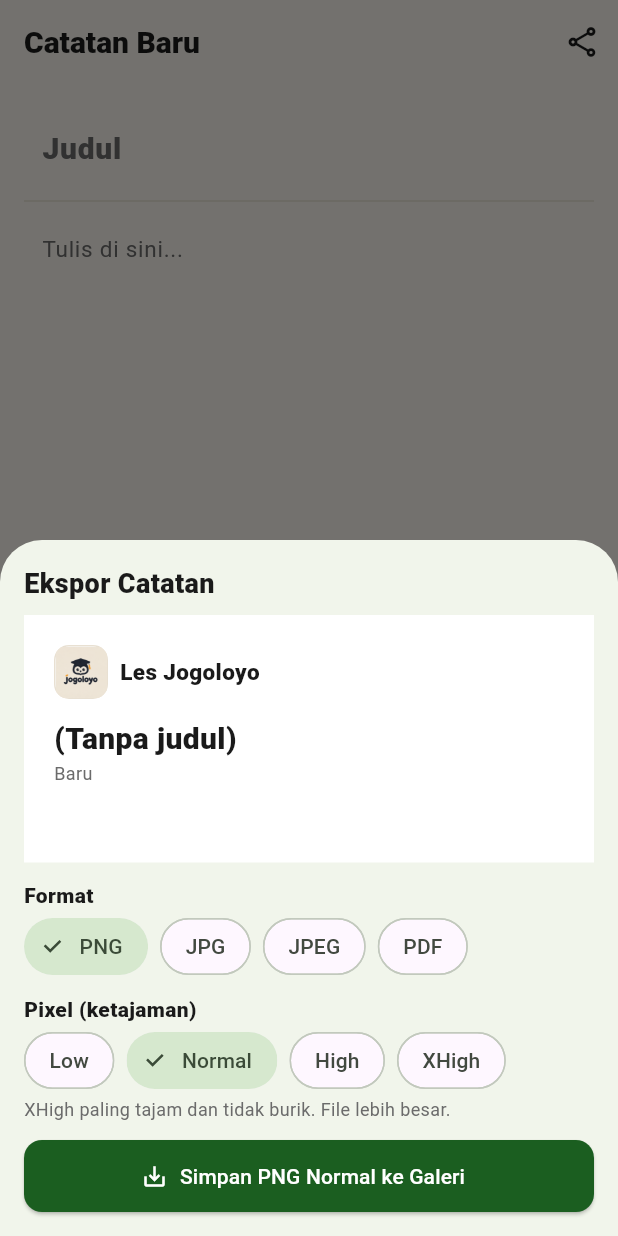
After one commit to dextryayers/jogoloyo, a Flutter app: the NoteEditorPage screen opened by its route, after a tap on the "share" icon, on a phone screen of 412 x 824 dp. The commit adds this screen. Run offline on Flutter 3.47's test engine with Material 3 defaults, Android fonts, the phone set to English and light mode, and no system bars; our stand-ins replace drift, flutter_riverpod, flutter_secure_storage, go_router, image_gallery_saver, image_picker and 3 more; accounts and stored records are empty; generated files the repository leaves out were written again.

Commit message:
feat: Implement audio level and vibration settings for alarms, enhance note export functionality, and update changelog

```diff
--- a/lib/features/home/home_tab.dart
+++ b/lib/features/home/home_tab.dart
@@ -147,7 +147,8 @@ class _State extends ConsumerState<HomeTab> with WidgetsBindingObserver {
                     final p = await SharedPreferences.getInstance();
                     await AlarmService().test('urgent',
                         sound: p.getString('default_sound') ?? 'suara1',
-                        loud: p.getBool('default_loud') ?? true);
+                        level: p.getInt('default_level') ?? 200,
+                        vibrate: p.getBool('default_vibrate') ?? true);
                   },
                 ),
                 _Shortcut(
--- a/lib/features/notes/note_editor_page.dart
+++ b/lib/features/notes/note_editor_page.dart
@@ -5,6 +5,7 @@ import 'package:flutter_riverpod/flutter_riverpod.dart';
 import 'package:go_router/go_router.dart';
 import '../../app/theme.dart';
 import '../../data/local/simple_store.dart';
+import 'note_export_sheet.dart';
 
 class NoteEditorPage extends ConsumerStatefulWidget {
   final String? noteId;
@@ -64,6 +65,19 @@ class _State extends ConsumerState<NoteEditorPage> {
       appBar: AppBar(
         title: Text(widget.noteId == null ? 'Catatan Baru' : 'Ubah Catatan'),
         actions: [
+          IconButton(
+            tooltip: 'Ekspor gambar atau PDF',
+            icon: const Icon(Icons.share_outlined),
+            onPressed: () => showModalBottomSheet(
+              context: context,
+              isScrollControlled: true,
+              builder: (_) => NoteExportSheet(
+                title: _title.text,
+                body: _body.text,
+                date: _updated == null ? 'Baru' : _date(_updated!),
+              ),
+            ),
+          ),
           if (widget.noteId != null)
             IconButton(
               tooltip: 'Hapus',
--- /dev/null
+++ b/lib/features/notes/note_export_sheet.dart
@@ -0,0 +1,217 @@
+// Ekspor catatan: gambar PNG JPG JPEG plus PDF, simpan ke galeri.
+// Pixel: Low 1x, Normal 2x, High 3x, XHigh 4x agar tidak burik.
+// JPG Low q50, Normal q80, High q92, XHigh q100. PNG selalu tajam.
+import 'dart:io';
+import 'dart:typed_data';
+import 'dart:ui' as ui;
+import 'package:flutter/material.dart';
+import 'package:flutter/rendering.dart';
+import 'package:image_gallery_saver/image_gallery_saver.dart';
+import 'package:path_provider/path_provider.dart';
+import 'package:pdf/widgets.dart' as pw;
+import 'package:image/image.dart' as img;
+import '../../app/theme.dart';
+import '../../shared/widgets/app_logo.dart';
+
+class NoteExportSheet extends StatefulWidget {
+  final String title;
+  final String body;
+  final String date;
+  const NoteExportSheet({super.key, required this.title, required this.body, required this.date});
+
+  @override
+  State<NoteExportSheet> createState() => _State();
+}
+
+class _State extends State<NoteExportSheet> {
+  final _key = GlobalKey();
+  String _format = 'PNG';
+  String _pixel = 'Normal';
+  bool _saving = false;
+
+  double get _ratio {
+    switch (_pixel) {
+      case 'Low':
+        return 1;
+      case 'High':
+        return 3;
+      case 'XHigh':
+        return 4;
+      default:
+        return 2;
+    }
+  }
+
+  int get _jpgQuality {
+    switch (_pixel) {
+      case 'Low':
+        return 50;
+      case 'High':
+        return 92;
+      case 'XHigh':
+        return 100;
+      default:
+        return 80;
+    }
+  }
+
+  Future<void> _saveImage() async {
+    setState(() => _saving = true);
+    try {
+      final boundary = _key.currentContext?.findRenderObject() as RenderRepaintBoundary?;
+      if (boundary == null) throw Exception('Pratinjau belum siap.');
+      final image = await boundary.toImage(pixelRatio: _ratio);
+      final png = await image.toByteData(format: ui.ImageByteFormat.png);
+      if (png == null) throw Exception('Gagal render gambar.');
+      Uint8List bytes = png.buffer.asUint8List();
+      var name = 'jogoloyo_${DateTime.now().millisecondsSinceEpoch}';
+      if (_format != 'PNG') {
+        final dec = img.decodePng(bytes);
+        if (dec == null) throw Exception('Gagal encode gambar.');
+        bytes = img.encodeJpg(dec, quality: _jpgQuality);
+        name = '$name.jpg';
+      } else {
+        name = '$name.png';
+      }
+      final res = await ImageGallerySaver.saveImage(bytes, quality: 100, name: name);
+      final ok = (res is Map && res['isSuccess'] == true) || res != null;
+      if (!mounted) return;
+      ScaffoldMessenger.of(context).showSnackBar(SnackBar(
+          content: Text(ok ? 'Gambar tersimpan di galeri ($_format $_pixel).' : 'Gagal simpan. Coba lagi.')));
+    } catch (e) {
+      if (!mounted) return;
+      ScaffoldMessenger.of(context).showSnackBar(SnackBar(content: Text('$e')));
+    } finally {
+      if (mounted) setState(() => _saving = false);
+    }
+  }
+
+  Future<void> _savePdf() async {
+    setState(() => _saving = true);
+    try {
+      final doc = pw.Document();
+      doc.addPage(
+        pw.Page(
+          build: (c) => pw.Column(
+            crossAxisAlignment: pw.CrossAxisAlignment.start,
+            children: [
+              pw.Text('Les Jogoloyo', style: const pw.TextStyle(fontSize: 16)),
+              pw.Text(widget.title.isEmpty ? '(Tanpa judul)' : widget.title,
+                  style: const pw.TextStyle(fontSize: 22)),
+              pw.Text(widget.date, style: const pw.TextStyle(fontSize: 11)),
+              pw.Divider(),
+              pw.Text(widget.body, style: const pw.TextStyle(fontSize: 13)),
+            ],
+          ),
+        ),
+      );
+      final tmp = await getTemporaryDirectory();
+      final f = File('${tmp.path}/jogoloyo_${DateTime.now().millisecondsSinceEpoch}.pdf');
+      await f.writeAsBytes(await doc.save());
+      final res = await ImageGallerySaver.saveFile(f.path);
+      final ok = (res is Map && res['isSuccess'] == true) || res != null;
+      if (!mounted) return;
+      ScaffoldMessenger.of(context).showSnackBar(SnackBar(
+          content: Text(ok ? 'PDF tersimpan di galeri.' : 'Gagal simpan PDF.')));
+    } catch (e) {
+      if (!mounted) return;
+      ScaffoldMessenger.of(context).showSnackBar(SnackBar(content: Text('$e')));
+    } finally {
+      if (mounted) setState(() => _saving = false);
+    }
+  }
+
+  @override
+  Widget build(BuildContext context) {
+    return SafeArea(
+      child: Padding(
+        padding: EdgeInsets.only(
+            left: 16, right: 16, top: 16, bottom: MediaQuery.of(context).viewInsets.bottom + 16),
+        child: SingleChildScrollView(
+          child: Column(
+            mainAxisSize: MainAxisSize.min,
+            crossAxisAlignment: CrossAxisAlignment.start,
+            children: [
+              const Text('Ekspor Catatan',
+                  style: TextStyle(fontSize: 18, fontWeight: FontWeight.w800)),
+              const SizedBox(height: 8),
+              RepaintBoundary(
+                key: _key,
+                child: Container(
+                  width: double.infinity,
+                  padding: const EdgeInsets.all(20),
+                  decoration: const BoxDecoration(color: Colors.white),
+                  child: Column(
+                    crossAxisAlignment: CrossAxisAlignment.start,
+                    children: [
+                      const Row(
+                        children: [
+                          AppLogo(size: 36, radius: 10),
+                          SizedBox(width: 8),
+                          Text('Les Jogoloyo',
+                              style: TextStyle(fontSize: 15, fontWeight: FontWeight.w800)),
+                        ],
+                      ),
+                      const SizedBox(height: 12),
+                      Text(
+                        widget.title.isEmpty ? '(Tanpa judul)' : widget.title,
+                        style: const TextStyle(fontSize: 20, fontWeight: FontWeight.w800),
+                      ),
+                      Text(widget.date,
+                          style: const TextStyle(fontSize: 12, color: JogloColors.muted)),
+                      const SizedBox(height: 8),
+                      Text(widget.body, style: const TextStyle(fontSize: 14, height: 1.6)),
+                    ],
+                  ),
+                ),
+              ),
+              const SizedBox(height: 12),
+              const Text('Format', style: TextStyle(fontWeight: FontWeight.w800)),
+              Wrap(
+                spacing: 8,
+                children: [
+                  for (final f in ['PNG', 'JPG', 'JPEG', 'PDF'])
+                    ChoiceChip(
+                      label: Text(f),
+                      selected: _format == f,
+                      onSelected: (_) => setState(() => _format = f),
+                    ),
+                ],
+              ),
+              if (_format != 'PDF') ...[
+                const SizedBox(height: 8),
+                const Text('Pixel (ketajaman)', style: TextStyle(fontWeight: FontWeight.w800)),
+                Wrap(
+                  spacing: 8,
+                  children: [
+                    for (final q in ['Low', 'Normal', 'High', 'XHigh'])
+                      ChoiceChip(
+                        label: Text(q),
+                        selected: _pixel == q,
+                        onSelected: (_) => setState(() => _pixel = q),
+                      ),
+                  ],
+                ),
+                const Text('XHigh paling tajam dan tidak burik. File lebih besar.',
+                    style: TextStyle(fontSize: 12, color: JogloColors.muted)),
+              ],
+              const SizedBox(height: 12),
+              SizedBox(
+                width: double.infinity,
+                child: ElevatedButton.icon(
+                  onPressed: _saving ? null : (_format == 'PDF' ? _savePdf : _saveImage),
+                  icon: const Icon(Icons.save_alt_outlined),
+                  label: Text(_saving
+                      ? 'Menyimpan...'
+                      : _format == 'PDF'
+                          ? 'Simpan PDF ke Galeri'
+                          : 'Simpan $_format $_pixel ke Galeri'),
+                ),
+              ),
+            ],
+          ),
+        ),
+      ),
+    );
+  }
+}
--- a/lib/shared/widgets/level_picker.dart
+++ b/lib/shared/widgets/level_picker.dart
@@ -1,7 +1,7 @@
 // Pilih kekerasan suara plus getar. Dipakai di form pengingat,
 // setup notifikasi, dan setting. Satu tampilan agar konsisten.
 import 'package:flutter/material.dart';
-import '../schedule/alarm_prefs.dart';
+import '../../features/schedule/alarm_prefs.dart';
 import '../../app/theme.dart';
 
 class LevelPicker extends StatelessWidget {
--- a/pubspec.yaml
+++ b/pubspec.yaml
@@ -20,11 +20,13 @@ dependencies:
   uuid: ^4.5.1
   crypto: ^3.0.6
   image: ^4.3.0
+  pdf: ^3.11.3
   share_plus: ^13.3.1
   timezone: ^0.9.4
   intl: ^0.19.0
   cupertino_icons: ^1.0.8
   image_picker: ^1.2.4
+  image_gallery_saver: ^2.0.3
 
 dev_dependencies:
   flutter_test:
```
Also changed, not shown: lib/features/auth/notif_setup_page.dart (+22 -11 lines), lib/features/reminder/reminder_form_page.dart (+14 -8 lines), lib/features/reminder/reminder_tab.dart (+8 -1 lines), lib/features/setting/setting_tab.dart (+23 -12 lines), pubspec.lock, 2 other files.
